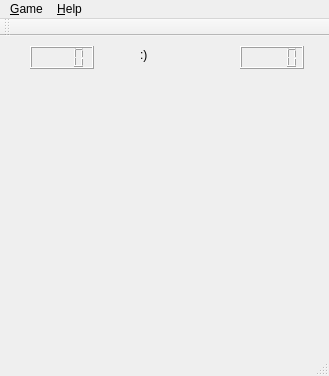
Old version of the form Minesweeper/mainwindow.ui in the repository JalPaca/Minesweeper.
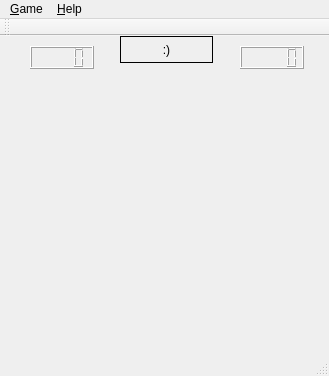
New version of the form.

Diff of the .ui file:
```diff
--- a/Minesweeper/mainwindow.ui
+++ b/Minesweeper/mainwindow.ui
@@ -19,19 +19,6 @@
 }</string>
   </property>
   <widget class="QWidget" name="centralWidget">
-   <widget class="QLabel" name="label">
-    <property name="geometry">
-     <rect>
-      <x>140</x>
-      <y>10</y>
-      <width>62</width>
-      <height>17</height>
-     </rect>
-    </property>
-    <property name="text">
-     <string>:)</string>
-    </property>
-   </widget>
    <widget class="QWidget" name="gridLayoutWidget">
     <property name="geometry">
      <rect>
@@ -82,6 +69,19 @@
      <enum>QLCDNumber::Filled</enum>
     </property>
    </widget>
+   <widget class="QPushButton" name="smileyFace">
+    <property name="geometry">
+     <rect>
+      <x>120</x>
+      <y>0</y>
+      <width>93</width>
+      <height>27</height>
+     </rect>
+    </property>
+    <property name="text">
+     <string>:)</string>
+    </property>
+   </widget>
   </widget>
   <widget class="QMenuBar" name="menuBar">
    <property name="geometry">
```
Left out of the diff: 10 changed lines with no effect on the pictures.
